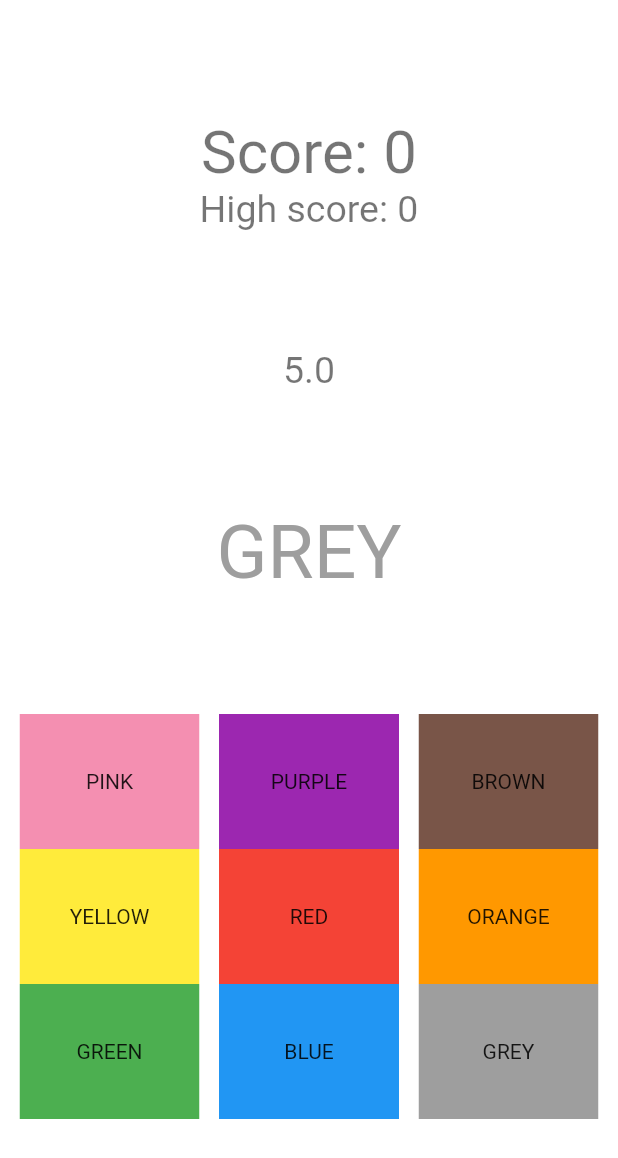
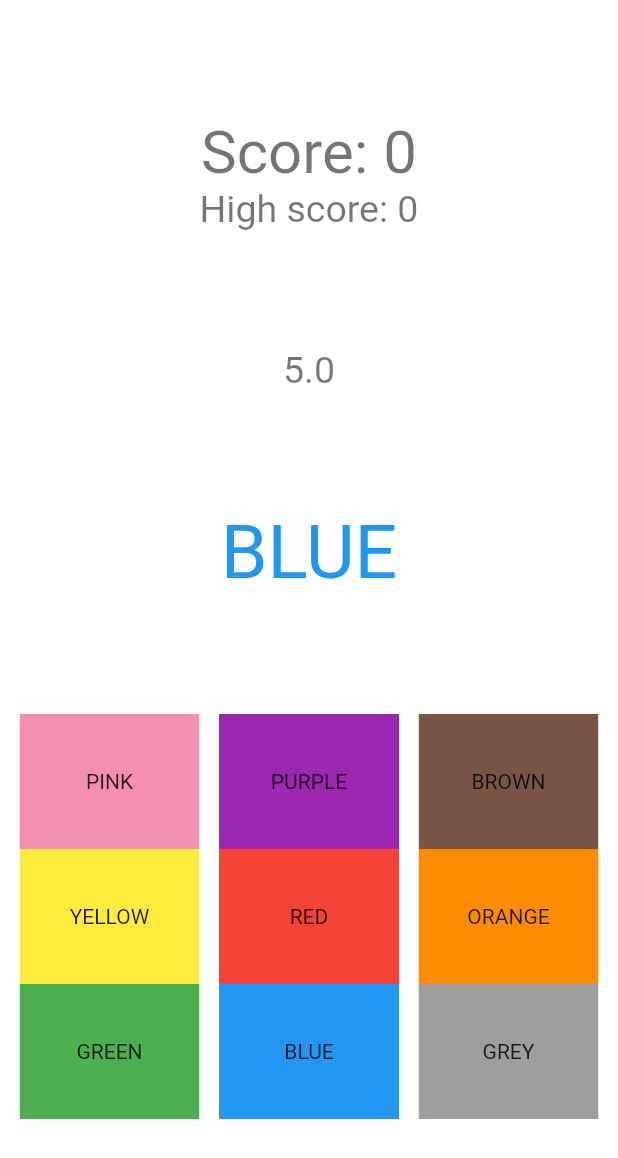
Before and after one commit to NicolasDeFalco/flutter_opticolor, a Flutter app: the screen it shows after launch, after a tap on "Play !", on a phone screen of 412 x 824 dp. Shown: the top 1158 px of the screen. Run offline on Flutter 3.47's test engine with Material 2 defaults, Android fonts, the light colour scheme and no system bars; drawn by our look-alikes of timer_count_down; our stand-ins replace shared_preferences.

Commit message:
Gameplay: Minor bug fix
This commit fix a little bug due to the initial RNG value could show the wrong text and color

```diff
--- a/lib/coreGame/game.dart
+++ b/lib/coreGame/game.dart
@@ -31,8 +31,8 @@
   //Simple value and RNGs
   int score = 0;
   final int highscore;
-  int rngFont = Random().nextInt(9) + 1;
-  int rngText = Random().nextInt(9) + 1;
+  int rngFont = Random().nextInt(9);
+  int rngText = Random().nextInt(9);
   bool ok = true;
   bool passed = false;
   int countdown = 0;
@@ -51,7 +51,7 @@
     Colors.brown,
     Colors.yellow,
     Colors.red,
-    Colors.orange.shade500,
+    Colors.orange.shade600,
     Colors.green,
     Colors.blue,
     Colors.grey,
```
Also changed, not shown: 1 other file.
